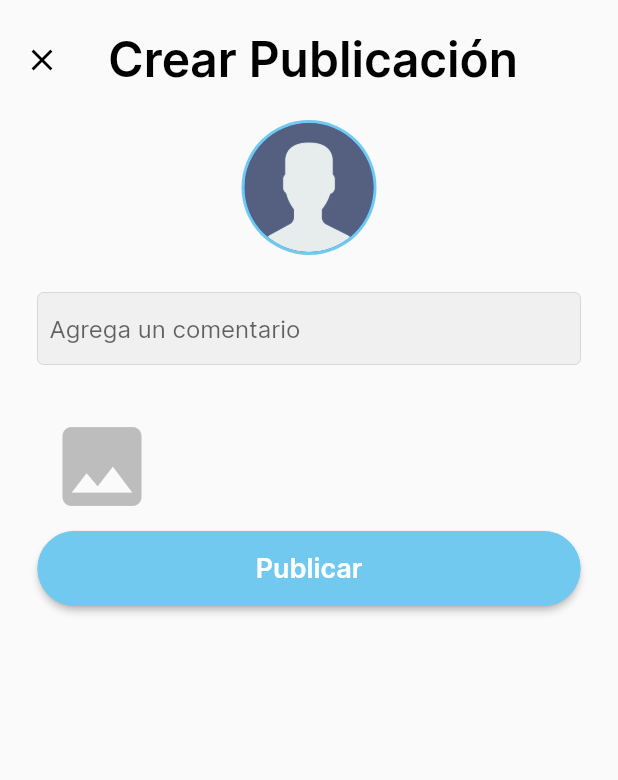
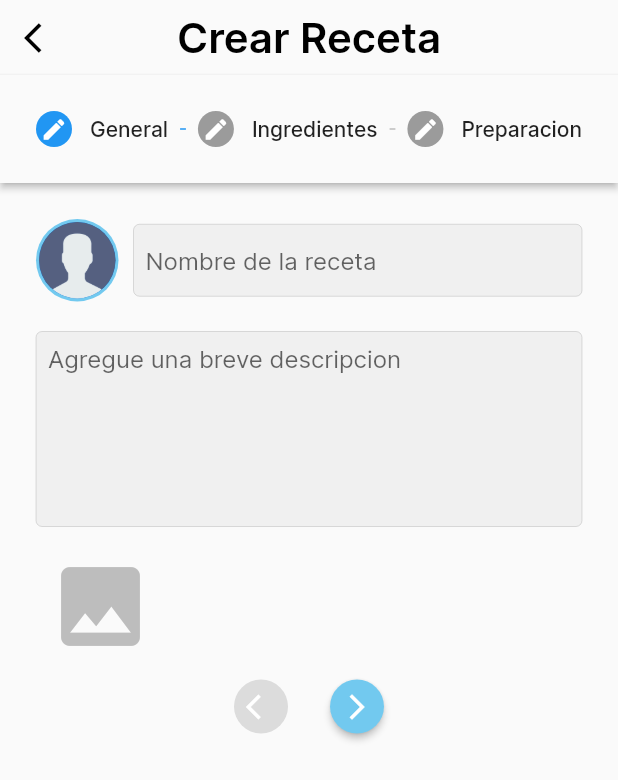
Before and after one commit to Kev2000-Github/Flavor_House, a Flutter app: the MainScreen screen opened directly, item 2 of the bottom bar chosen, after a tap on "¿Que vas a comer?", on a phone screen of 412 x 824 dp. Shown: the top 780 px of the screen. Run offline on Flutter 3.47's test engine with Material 2 defaults, Android fonts, the phone set to English and light mode, and no system bars; our stand-ins replace dartz, equatable, flutter_svg, image_picker, like_button, shared_preferences and 2 more; accounts and stored records are empty.

Commit message:
feat: add post recipe widget

```diff
--- a/lib/common/constants/routes.dart
+++ b/lib/common/constants/routes.dart
@@ -4,4 +4,5 @@ String register = "/register-one";
 String register_two = "/register-two";
 String main_screen = "/main";
 String createpost = "/createpost";
+String create_recipe = "/create_recipe";
 String other_user_profile = "/friend_profile";
--- a/lib/common/routes/route_generator.dart
+++ b/lib/common/routes/route_generator.dart
@@ -1,3 +1,4 @@
+import 'package:flavor_house/common/routes/router_create_recipe.dart';
 import 'package:flavor_house/common/routes/router_home.dart';
 import 'package:flavor_house/common/routes/router_login.dart';
 import 'package:flavor_house/common/routes/router_other_user_profile.dart';
@@ -11,7 +12,16 @@ import 'package:flutter/material.dart';
 class RouteGenerator {
   static Route<dynamic> generateRoute(RouteSettings settings) {
     final args = settings.arguments;
-    List<IRoute> routes = [WelcomeRoute(), RegisterRoute(), RegisterTwoRoute(), LoginRoute(), MainRoute(), CreatePostRoute(), OtherUserProfileRoute()];
+    List<IRoute> routes = [
+      WelcomeRoute(),
+      RegisterRoute(),
+      RegisterTwoRoute(),
+      LoginRoute(),
+      MainRoute(),
+      CreatePostRoute(),
+      OtherUserProfileRoute(),
+      CreateRecipeRoute()
+    ];
     for (IRoute router in routes) {
       if (settings.name != router.route) continue;
       router.validate(args);
--- /dev/null
+++ b/lib/common/routes/router_create_recipe.dart
@@ -0,0 +1,24 @@
+import 'package:flavor_house/common/routes/router.dart';
+import 'package:flavor_house/screens/create_post/create_post_moment.dart';
+import 'package:flavor_house/screens/create_post/recipe/create_post_recipe.dart';
+import 'package:flutter/material.dart';
+
+import '../constants/routes.dart' as routes;
+
+class CreateRecipeRoute implements IRoute{
+  final String _route = routes.create_recipe;
+
+  @override
+  Route getRoute(Object? args) {
+    return MaterialPageRoute(builder: (_) => const CreatePostRecipeScreen());
+  }
+
+  @override
+  void validate(Object? args) {
+
+  }
+
+  @override
+  String get route => _route;
+
+}
--- a/lib/screens/create_post/create_post_moment.dart
+++ b/lib/screens/create_post/create_post_moment.dart
@@ -48,7 +48,7 @@ class _CreatePostMomentScreenState extends State<CreatePostMomentScreen> {
               title: const Text(
                 "Crear Publicación",
                 style: TextStyle(
-                    color: blackColor, fontSize: 32, fontWeight: FontWeight.w600),
+                    color: blackColor, fontSize: 28, fontWeight: FontWeight.w600),
               ),
               leading: IconButton(
                   onPressed: () {
--- /dev/null
+++ b/lib/screens/create_post/recipe/create_post_recipe.dart
@@ -0,0 +1,171 @@
+import 'package:flavor_house/providers/user_provider.dart';
+import 'package:flavor_house/screens/create_post/recipe/preparation_step.dart';
+import 'package:flutter/material.dart';
+import 'package:provider/provider.dart';
+
+import '../../../models/user/user.dart';
+import '../../../utils/colors.dart';
+import 'general_step.dart';
+import 'ingredients_step.dart';
+
+class CreatePostRecipeScreen extends StatefulWidget {
+  const CreatePostRecipeScreen({Key? key}) : super(key: key);
+
+  @override
+  State<CreatePostRecipeScreen> createState() => _CreatePostRecipeScreenState();
+}
+
+class _CreatePostRecipeScreenState extends State<CreatePostRecipeScreen> {
+  int _currentStep = 0;
+  bool isFinished = false;
+  User? user;
+
+  @override
+  initState() {
+    super.initState();
+    if (mounted) {
+      setState(() {
+        user = Provider.of<UserProvider>(context, listen: false).user;
+      });
+    }
+  }
+
+  List<Step> stepList() => [
+        Step(
+            title: const Text("General"),
+            content: GeneralStep(
+              user: user ?? User.initial(),
+            ),
+            state: StepState.editing,
+            isActive: _currentStep >= 0),
+        Step(
+            title: const Text("Ingredientes"),
+            content: IngredientStep(),
+            state: StepState.editing,
+            isActive: _currentStep >= 1),
+        Step(
+            title: const Text("Preparacion"),
+            content: PreparationStep(),
+            state: StepState.editing,
+            isActive: _currentStep >= 2)
+      ];
+
+  bool isNotLastStep() {
+    return _currentStep < (stepList().length - 1);
+  }
+
+  void onContinue() {
+    if (isNotLastStep()) {
+      setState(() {
+        _currentStep += 1;
+      });
+    }
+  }
+
+  void onBack() {
+    if (_currentStep > 0) {
+      setState(() {
+        _currentStep -= 1;
+      });
+    }
+  }
+
+  void onPublish() {
+    Navigator.of(context).pop();
+  }
+
+  @override
+  Widget build(BuildContext context) {
+    return Scaffold(
+        appBar: PreferredSize(
+            preferredSize: const Size.fromHeight(50),
+            child: AppBar(
+                toolbarHeight: 50,
+                flexibleSpace: Container(),
+                backgroundColor: Colors.transparent,
+                elevation: 0,
+                centerTitle: true,
+                title: const Text(
+                  "Crear Receta",
+                  style: TextStyle(
+                      color: blackColor,
+                      fontSize: 28,
+                      fontWeight: FontWeight.w600),
+                ),
+                leading: IconButton(
+                    onPressed: () {
+                      Navigator.of(context).pop(context);
+                    },
+                    icon: const Icon(
+                      Icons.arrow_back_ios,
+                      size: 24,
+                      color: blackColor,
+                    )),
+                actions: isFinished
+                    ? [
+                        IconButton(
+                            onPressed: () async {},
+                            icon: const Icon(Icons.arrow_forward_ios,
+                                size: 24, color: blackColor))
+                      ]
+                    : [])),
+        body: Stepper(
+            onStepContinue: () {
+              if (_currentStep <= stepList().length) {
+                _currentStep += 1;
+              }
+              setState(() {});
+            },
+            onStepCancel: () {
+              setState(() {
+                if (_currentStep > 0) {
+                  _currentStep -= 1;
+                }
+              });
+            },
+            type: StepperType.horizontal,
+            currentStep: _currentStep,
+            steps: stepList(),
+            controlsBuilder: (BuildContext context, ControlsDetails details) {
+              return Row(
+                mainAxisAlignment: MainAxisAlignment.center,
+                children: [
+                  ElevatedButton(
+                    onPressed: _currentStep > 0 ? onBack : null,
+                    style: ElevatedButton.styleFrom(
+                        shape: const CircleBorder(),
+                        padding: const EdgeInsets.all(5),
+                        backgroundColor: gray04Color),
+                    child: const Icon(
+                      Icons.arrow_back_ios,
+                      color: whiteColor,
+                      size: 20,
+                    ),
+                  ),
+                  isNotLastStep()
+                      ? ElevatedButton(
+                          onPressed: onContinue,
+                          style: ElevatedButton.styleFrom(
+                              shape: const CircleBorder(),
+                              padding: const EdgeInsets.all(5),
+                              backgroundColor: primaryColor),
+                          child: const Icon(
+                            Icons.arrow_forward_ios,
+                            color: whiteColor,
+                            size: 20,
+                          ),
+                        ) :
+                  TextButton(
+                      style: ButtonStyle(
+                          backgroundColor:
+                          MaterialStateProperty.all(primaryColor)),
+                      onPressed: onPublish,
+                      child: const Text(
+                        "publicar",
+                        style: TextStyle(color: whiteColor, fontSize: 18, fontWeight: FontWeight.w600),
+                      ))
+                ],
+              );
+            }));
+  }
+}
--- /dev/null
+++ b/lib/screens/create_post/recipe/general_step.dart
@@ -0,0 +1,87 @@
+
+
+import 'dart:io';
+
+import 'package:flutter/cupertino.dart';
+import 'package:flutter/material.dart';
+import 'package:image_picker/image_picker.dart';
+
+import '../../../models/user/user.dart';
+import '../../../utils/colors.dart';
+import '../../../widgets/Avatar.dart';
+import '../../../widgets/text_field.dart';
+
+class GeneralStep extends StatefulWidget {
+  final User user;
+  const GeneralStep({super.key, required this.user});
+
+  @override
+  State<GeneralStep> createState() => _GeneralStepState();
+}
+
+class _GeneralStepState extends State<GeneralStep> {
+  final TextEditingController _titleController = TextEditingController();
+  final TextEditingController _descriptionController = TextEditingController();
+  String imagePath = "";
+
+  @override
+  Widget build(BuildContext context) {
+    return Column(
+      children: [
+        Row(
+          children: [
+            Avatar(
+                pictureHeight: 55, borderSize: 2, image: widget.user?.picture),
+            const SizedBox(
+              width: 10,
+            ),
+            Expanded(
+                child: TextFieldInput(
+                  hintText: "Nombre de la receta",
+                  onSubmitted: (String value) {},
+                  textInputType: TextInputType.text,
+                  textEditingController: _titleController,
+                )),
+          ],
+        ),
+        SingleChildScrollView(
+            padding: const EdgeInsets.only(top: 20),
+            child: Column(
+                crossAxisAlignment: CrossAxisAlignment.center,
+                children: [
+                  TextFieldInput(
+                    hintText: "Agregue una breve descripcion",
+                    onSubmitted: (String value) {},
+                    textInputType: TextInputType.multiline,
+                    textEditingController: _descriptionController,
+                    minLine: 6,
+                    maxLine: null,
+                  ),
+                  const SizedBox(height: 10),
+                  Column(
+                      crossAxisAlignment: CrossAxisAlignment.start,
+                      children: [
+                        (imagePath == "")
+                            ? Container()
+                            : Image.file(File(imagePath),
+                            width: 250, height: 250),
+                        IconButton(
+                            iconSize: 70,
+                            onPressed: () async {
+                              final ImagePicker picker = ImagePicker();
+                              XFile? pickedFile = await picker.pickImage(
+                                  source: ImageSource.gallery);
+                              imagePath = pickedFile?.path ?? "";
+                              setState(() {});
+                            },
+                            icon: const Icon(
+                              Icons.image,
+                              size: 70,
+                              color: gray03Color,
+                            )),
+                      ]),
+                ]))
+      ],
+    );
+  }
+}
--- /dev/null
+++ b/lib/screens/create_post/recipe/ingredients_step.dart
@@ -0,0 +1,81 @@
+
+
+import 'package:flutter/cupertino.dart';
+import 'package:flutter/material.dart';
+
+import '../../../utils/colors.dart';
+import '../../../widgets/elevated_container.dart';
+import '../../../widgets/modal/text_input.dart';
+
+class IngredientStep extends StatefulWidget {
+  const IngredientStep({super.key});
+
+  @override
+  State<IngredientStep> createState() => _IngredientStepState();
+}
+
+class _IngredientStepState extends State<IngredientStep> {
+  List<String> ingredients = [];
+
+  void onOpenTextInput(BuildContext context) {
+    showModalBottomSheet(
+        isScrollControlled: true,
+        context: context,
+        builder: (context) =>
+            TextInputModalContent(onSend: (String ingredient) {
+              setState(() {
+                ingredients.add(ingredient);
+              });
+            }));
+  }
+
+  @override
+  Widget build(BuildContext context) {
+    return Column(
+      children: [
+        ...List.generate(
+            ingredients.length,
+                (index) => Row(
+              crossAxisAlignment: CrossAxisAlignment.start,
+              children: [
+                Flexible(
+                    child: ElevatedContainer(
+                        content: ingredients[index] ?? "Hubo un error...")),
+                ElevatedButton(
+                  onPressed: () {
+                    setState(() {
+                      ingredients.remove(ingredients[index]);
+                    });
+                  },
+                  style: ElevatedButton.styleFrom(
+                      shape: const CircleBorder(),
+                      padding: const EdgeInsets.all(5),
+                      backgroundColor: redColor),
+                  child: const Icon(
+                    Icons.delete,
+                    color: whiteColor,
+                    size: 20,
+                  ),
+                )
+              ],
+            )),
+        Row(
+          crossAxisAlignment: CrossAxisAlignment.start,
+          children: [
+            const Flexible(
+                child: ElevatedContainer(
+                    content: "Ingrese un ingrediente y sus medidas")),
+            ElevatedButton(
+              onPressed: () => onOpenTextInput(context),
+              style: ElevatedButton.styleFrom(
+                  shape: const CircleBorder(),
+                  padding: const EdgeInsets.all(10),
+                  backgroundColor: primaryColor),
+              child: const Icon(Icons.add, color: whiteColor),
+            )
+          ],
+        )
+      ],
+    );
+  }
+}
--- /dev/null
+++ b/lib/screens/create_post/recipe/preparation_step.dart
@@ -0,0 +1,83 @@
+
+
+import 'package:flutter/cupertino.dart';
+import 'package:flutter/material.dart';
+
+import '../../../models/recipe_preparation.dart';
+import '../../../utils/colors.dart';
+import '../../../widgets/button.dart';
+import '../../../widgets/elevated_container.dart';
+import '../../../widgets/modal/text_input.dart';
+
+class PreparationStep extends StatefulWidget {
+  const PreparationStep({super.key});
+
+  @override
+  State<PreparationStep> createState() => _PreparationStepState();
+}
+
+class _PreparationStepState extends State<PreparationStep> {
+  List<RecipePreparationStep> preparationSteps = [];
+
+  void onOpenTextInput(BuildContext context) {
+    showModalBottomSheet(
+        isScrollControlled: true,
+        context: context,
+        builder: (context) =>
+            TextInputModalContent(onSend: (String description) {
+              setState(() {
+                RecipePreparationStep step =
+                RecipePreparationStep(description, null);
+                preparationSteps.add(step);
+              });
+            }));
+  }
+
+  @override
+  Widget build(BuildContext context) {
+    return Column(
+      children: [
+        ...List.generate(
+            preparationSteps.length,
+                (index) => Padding(
+              padding: const EdgeInsets.symmetric(vertical: 5.0),
+              child: Row(
+                crossAxisAlignment: CrossAxisAlignment.center,
+                children: [
+                  Flexible(
+                      flex: 3,
+                      child: ClipRRect(
+                          borderRadius: BorderRadius.circular(10),
+                          child: Container(
+                            width: 90,
+                            height: 80,
+                            decoration: BoxDecoration(
+                                borderRadius: BorderRadius.circular(15),
+                                image: DecorationImage(
+                                    image: preparationSteps[index]
+                                        .picture
+                                        .image,
+                                    fit: BoxFit.cover)),
+                          ))),
+                  const SizedBox(width: 20),
+                  Flexible(
+                      flex: 7,
+                      child: ElevatedContainer(
+                          content: preparationSteps[index].description ??
+                              "Hubo un error...")),
+                ],
+              ),
+            )),
+        Button(
+          text: "Agregar paso",
+          onPressed: () => onOpenTextInput(context),
+          borderSide: null,
+          backgroundColor: primaryColor,
+          textColor: whiteColor,
+          size: const Size.fromHeight(40),
+        ),
+        const SizedBox(height: 10)
+      ],
+    );
+  }
+}
--- a/lib/screens/home/home.dart
+++ b/lib/screens/home/home.dart
@@ -10,6 +10,7 @@ import 'package:flavor_house/widgets/sort.dart';
 import 'package:flutter/cupertino.dart';
 import 'package:flutter/material.dart';
 import 'package:provider/provider.dart';
+import 'package:flavor_house/common/constants/routes.dart' as routes;
 
 import '../../common/error/failures.dart';
 import '../../models/post/moment.dart';
@@ -71,7 +72,9 @@ class _HomeScreenState extends State<HomeScreen> {
             child: SingleChildScrollView(
               child: Column(children: [
                 user != null
-                    ? InputPost(avatar: user?.picture)
+                    ? InputPost(avatar: user?.picture, onPressed: () {
+                  Navigator.pushNamed(context, routes.createpost);
+                },)
                     : Container(),
                 const SizedBox(
                   height: 20,
--- a/lib/screens/recipes/recipe.dart
+++ b/lib/screens/recipes/recipe.dart
@@ -4,6 +4,7 @@ import 'package:flavor_house/screens/recipes/skeleton_recipe.dart';
 import 'package:flavor_house/utils/helpers.dart';
 import 'package:flutter/cupertino.dart';
 import 'package:provider/provider.dart';
+import 'package:flavor_house/common/constants/routes.dart' as routes;
 
 import '../../common/error/failures.dart';
 import '../../models/sort/sort_config.dart';
@@ -70,7 +71,9 @@ class _RecipeScreenState extends State<RecipeScreen> {
             child: SingleChildScrollView(
               child: Column(children: [
                 user != null
-                    ? InputPost(avatar: user?.picture)
+                    ? InputPost(avatar: user?.picture, onPressed: () {
+                  Navigator.of(context).pushNamed(routes.create_recipe);
+                },)
                     : Container(),
                 const SizedBox(
                   height: 20,
--- a/lib/screens/search/search_skeleton.dart
+++ b/lib/screens/search/search_skeleton.dart
@@ -1,5 +1,4 @@
 import 'package:flavor_house/screens/search/search.dart';
-import 'package:flavor_house/widgets/input_post_skeleton.dart';
 import 'package:flavor_house/widgets/user_item_skeleton.dart';
 import 'package:flutter/cupertino.dart';
 import 'package:flutter/material.dart';
--- /dev/null
+++ b/lib/widgets/elevated_container.dart
@@ -0,0 +1,35 @@
+
+
+import 'package:flutter/cupertino.dart';
+import 'package:flutter/material.dart';
+
+import '../utils/colors.dart';
+
+class ElevatedContainer extends StatelessWidget {
+  final String content;
+  const ElevatedContainer({super.key, required this.content});
+
+  @override
+  Widget build(BuildContext context) {
+    return Container(
+      margin: const EdgeInsets.only(bottom: 15),
+      padding: const EdgeInsets.all(15),
+      decoration: BoxDecoration(
+          color: gray02Color,
+          borderRadius: BorderRadius.circular(5),
+          boxShadow: [
+            BoxShadow(
+              color: Colors.grey.withOpacity(0.5),
+              spreadRadius: 0,
+              blurRadius: 3,
+              offset: const Offset(1, 4), // changes position of shadow
+            ),
+          ]),
+      child: Text(
+        content,
+        style: const TextStyle(color: blackColor),
+        overflow: TextOverflow.clip,
+      ),
+    );
+  }
+}
--- a/lib/widgets/input_post.dart
+++ b/lib/widgets/input_post.dart
@@ -8,7 +8,8 @@ import 'button.dart';
 
 class InputPost extends StatelessWidget {
   final Image? avatar;
-  const InputPost({Key? key, required this.avatar}) : super(key: key);
+  final VoidCallback? onPressed;
+  const InputPost({Key? key, required this.avatar, this.onPressed}) : super(key: key);
 
   @override
   Widget build(BuildContext context) {
@@ -24,7 +25,7 @@ class InputPost extends StatelessWidget {
           flex: 4,
           child: Button(
             onPressed: () {
-              Navigator.pushNamed(context, routes.createpost);
+              if(onPressed != null) onPressed!();
             },
             text: "¿Que vas a comer?",
             borderSide: const BorderSide(color: gray01Color, width: 2),
--- a/lib/widgets/post_recipe.dart
+++ b/lib/widgets/post_recipe.dart
@@ -2,6 +2,7 @@ import 'package:flavor_house/widgets/post_user.dart';
 import 'package:flavor_house/widgets/stars.dart';
 import 'package:flutter/material.dart';
 import 'package:like_button/like_button.dart';
+import 'package:flavor_house/common/constants/routes.dart' as routes;
 
 import '../utils/colors.dart';
 import 'modal/comments.dart';
@@ -37,9 +38,7 @@ class PostRecipe extends StatelessWidget {
         context: context,
         shape: const RoundedRectangleBorder(
             borderRadius: BorderRadius.only(
-                topLeft: Radius.circular(20),
-                topRight: Radius.circular(20)
-            )),
+                topLeft: Radius.circular(20), topRight: Radius.circular(20))),
         builder: (context) => CommentsModalContent());
   }
 
@@ -51,11 +50,8 @@ class PostRecipe extends StatelessWidget {
           padding: const EdgeInsets.all(8.0),
           child:
               Column(crossAxisAlignment: CrossAxisAlignment.start, children: [
-             PostUser(
-                fullName: fullName,
-                username: username,
-                avatar: avatar),
-             Wrap(
+            PostUser(fullName: fullName, username: username, avatar: avatar),
+            Wrap(
                 spacing: 10,
                 crossAxisAlignment: WrapCrossAlignment.center,
                 children: [
@@ -66,22 +62,26 @@ class PostRecipe extends StatelessWidget {
                         color: darkColor,
                         fontWeight: FontWeight.bold),
                   ),
-                  const Icon(Icons.import_contacts, color: secondaryColor, size: 33)
+                  IconButton(
+                      onPressed: () {
+                      },
+                      iconSize: 33,
+                      splashRadius: 22,
+                      icon: const Icon(Icons.import_contacts,
+                          color: secondaryColor))
                 ]),
             const SizedBox(
               height: 10,
             ),
-            ClipRRect(
-                borderRadius: BorderRadius.circular(20),
-                child: picture),
-             Padding(
+            ClipRRect(borderRadius: BorderRadius.circular(20), child: picture),
+            Padding(
                 padding: const EdgeInsets.symmetric(vertical: 8),
                 child: Text(description,
                     style: const TextStyle(color: gray04Color))),
             Row(crossAxisAlignment: CrossAxisAlignment.center, children: [
               Wrap(spacing: 10, children: [
                 LikeButton(
-                  isLiked: isLiked,
+                    isLiked: isLiked,
                     size: 28,
                     likeBuilder: (isTapped) {
                       return Icon(
@@ -112,7 +112,7 @@ class PostRecipe extends StatelessWidget {
                   },
                   rate: rates)
             ]),
-             Padding(
+            Padding(
                 padding: const EdgeInsets.only(left: 5, top: 5),
                 child: Text(
                   "$likes Me gusta",
--- a/lib/widgets/text_field.dart
+++ b/lib/widgets/text_field.dart
@@ -9,6 +9,9 @@ class TextFieldInput extends StatelessWidget {
   final Color? bgColor;
   final Widget? prefixICon;
   final Function(String)? onSubmitted;
+  final bool autofocus;
+  final int? minLine;
+  final int? maxLine;
 
   const TextFieldInput({
     Key? key,
@@ -19,7 +22,8 @@ class TextFieldInput extends StatelessWidget {
     this.bgColor,
     this.prefixICon,
     this.focusNode,
-    this.onSubmitted
+    this.onSubmitted,
+    this.autofocus = false, this.minLine, this.maxLine
 }) : super(key: key);
 
   @override
@@ -31,6 +35,7 @@ class TextFieldInput extends StatelessWidget {
       focusNode: focusNode,
       controller: textEditingController,
       onSubmitted: onSubmitted,
+      autofocus: autofocus,
       decoration: InputDecoration(
         hintText: hintText,
         border: inputBorder,
@@ -43,6 +48,8 @@ class TextFieldInput extends StatelessWidget {
       ),
       keyboardType: textInputType,
       obscureText: isPass,
+      minLines: minLine,
+      maxLines: maxLine,
     );
   }
 }
--- a/pubspec.yaml
+++ b/pubspec.yaml
@@ -113,3 +113,4 @@ flutter:
     - assets/images/cookies.jpg
     - assets/images/user_avatar.png
     - assets/images/interest.jpg
+    - assets/images/gray.png
```
Also changed, not shown: lib/models/recipe_preparation.dart (added, +14 -0 lines), lib/widgets/modal/text_input.dart (added, +66 -0 lines), assets/images/gray.png (added), flutter_01.png (deleted).
